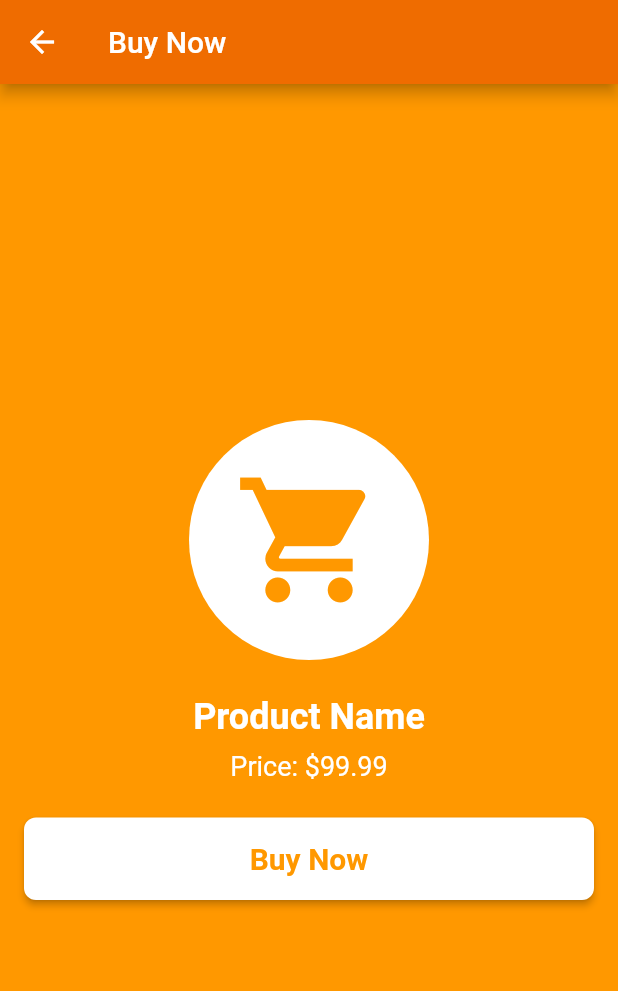
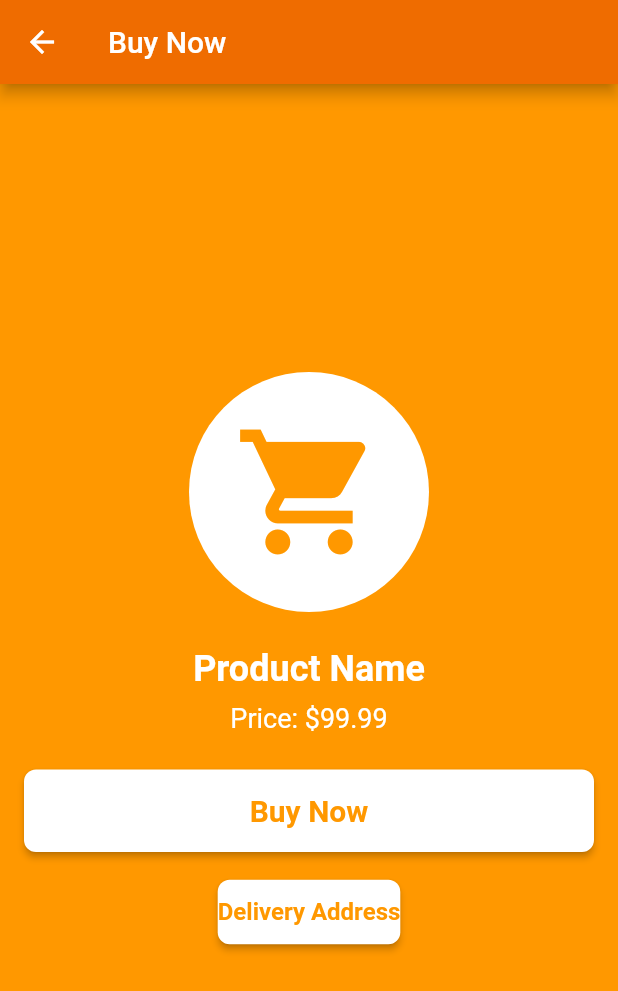
Before and after one commit to riyasfath/My_Grocery, a Flutter app: the BuyNowScreen screen opened directly, on a phone screen of 412 x 824 dp. Shown: the top 991 px of the screen. Run offline on Flutter 3.47's test engine with Material 2 defaults, Android fonts, the phone set to English and light mode, and no system bars; our stand-ins replace cached_network_image, carousel_slider, flutter_easyloading, flutter_snake_navigationbar, fluttertoast, get and 4 more; accounts and stored records are empty; network calls fail.

Commit message:
Address and pyment ui completed

```diff
--- a/lib/view/cart/buy_now_screen.dart
+++ b/lib/view/cart/buy_now_screen.dart
@@ -1,5 +1,7 @@
 import 'package:flutter/material.dart';
 import 'package:my_grocery/view/cart/payment_screen.dart';
+
+import 'address_screen.dart';
 
 class BuyNowScreen extends StatelessWidget {
   const BuyNowScreen({Key? key}) : super(key: key);
@@ -51,6 +53,10 @@ class BuyNowScreen extends StatelessWidget {
               onPressed: () {
                 Navigator.push(context, MaterialPageRoute(builder: (context) => const PaymentOptionsScreen()));
               },
+              child: const Text(
+                'Buy Now',
+                style: TextStyle(fontSize: 20.0, fontWeight: FontWeight.bold),
+              ),
               style: ElevatedButton.styleFrom(
                   primary: Colors.white,
                   onPrimary: Colors.orange,
@@ -58,9 +64,34 @@ class BuyNowScreen extends StatelessWidget {
                   shape: RoundedRectangleBorder(
                     borderRadius: BorderRadius.circular(8.0),
                   )),
-              child: const Text(
-                'Buy Now',
-                style: TextStyle(fontSize: 20.0, fontWeight: FontWeight.bold),
+
+
+
+
+            ),
+            SizedBox(height: 16.0),
+            Align(
+              alignment: Alignment.bottomCenter,
+              child: ElevatedButton(
+                onPressed: (){
+                  Navigator.push(context, MaterialPageRoute(builder: (context) => AdressScreen(),));
+                },
+                child: Text(
+                  'Delivery Address',
+                  style: TextStyle(
+                    fontSize: 16.0,
+                    fontWeight: FontWeight.bold,
+                  ),
+
+                ),
+                style: ElevatedButton.styleFrom(
+                  primary: Colors.white,
+                  onPrimary: Colors.orange,
+                  padding: EdgeInsets.symmetric(vertical: 12.0),
+                  shape: RoundedRectangleBorder(
+                    borderRadius: BorderRadius.circular(8.0),
+                  )
+                ),
               ),
             )
           ],
```
Also changed, not shown: lib/view/cart/address_screen.dart (added, +56 -0 lines), lib/view/cart/payment_screen.dart (+6 -6 lines).
